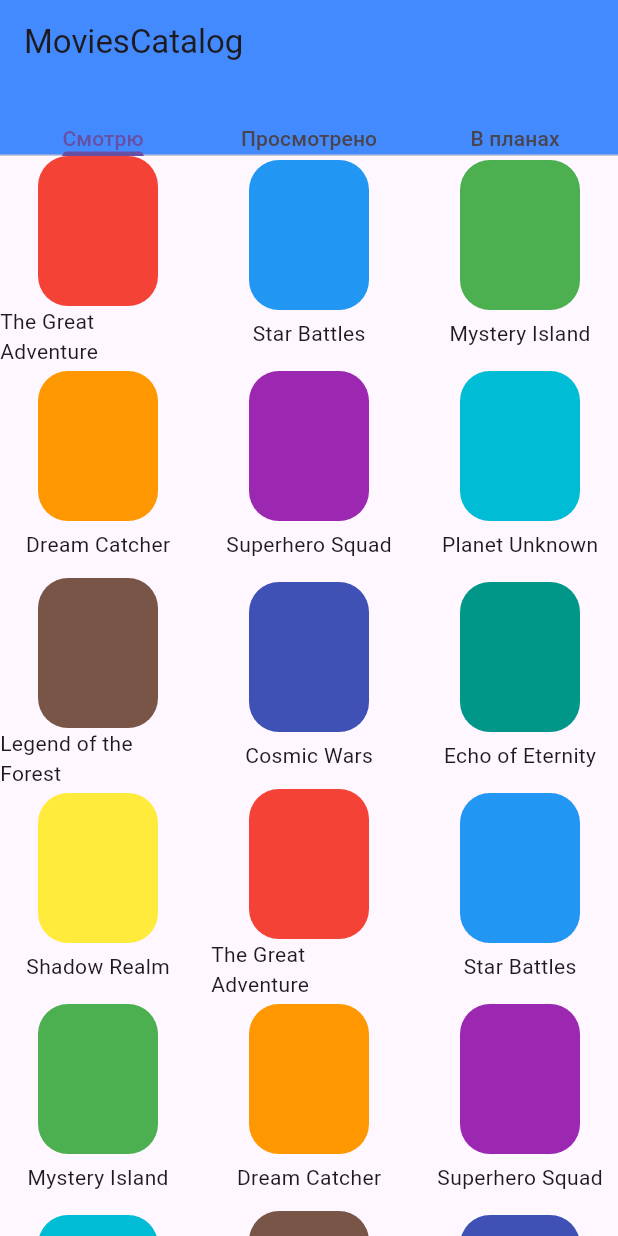
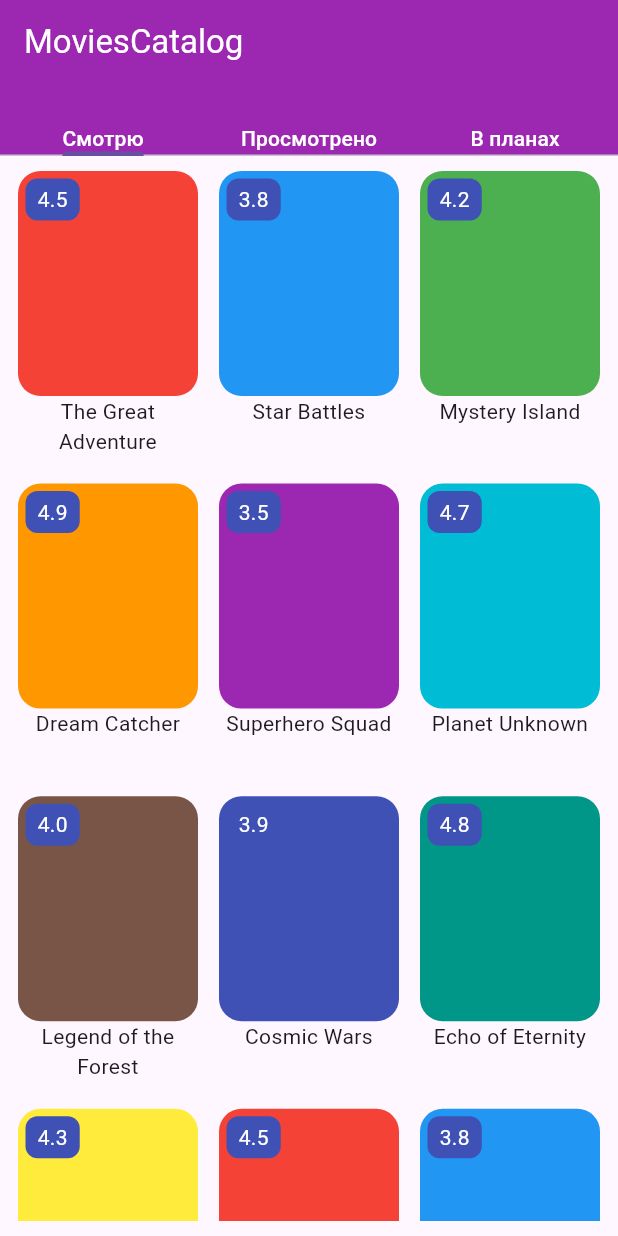
Before and after one commit to Iskander2323/movies_catalog, a Flutter app: the screen it shows after launch, on a phone screen of 412 x 824 dp. Run offline on Flutter 3.47's test engine with Material 3 defaults, Android fonts, the phone set to English and light mode, and no system bars; our stand-ins replace bloc, equatable, flutter_bloc, go_router.

Commit message:
improver the gridview

```diff
--- a/lib/app.dart
+++ b/lib/app.dart
@@ -11,6 +11,7 @@ class App extends StatelessWidget {
     return BlocProvider(
         create: (context) => MoviesCatalogBloc(),
         child: MaterialApp.router(
+          debugShowCheckedModeBanner: false,
           routerConfig: routes,
         ));
   }
--- a/lib/components/home_page.dart
+++ b/lib/components/home_page.dart
@@ -15,17 +15,31 @@ class _HomePageState extends State<HomePage> {
       length: 3,
       child: Scaffold(
           appBar: AppBar(
-            title: Text('MoviesCatalog'),
-            backgroundColor: Colors.blueAccent,
+            title: Text(
+              'MoviesCatalog',
+              style: TextStyle(color: Colors.white),
+            ),
+            backgroundColor: Colors.purple,
             bottom: TabBar(
               tabs: [
-                Text('Смотрю'),
-                Text('Просмотрено'),
-                Text('В планах'),
+                Text(
+                  'Смотрю',
+                  style: TextStyle(color: Colors.white),
+                ),
+                Text(
+                  'Просмотрено',
+                  style: TextStyle(color: Colors.white),
+                ),
+                Text(
+                  'В планах',
+                  style: TextStyle(color: Colors.white),
+                ),
               ],
             ),
           ),
-          body: TabBarView(children: [
+          body: Padding(
+            padding: const EdgeInsets.all(10),
+            child: TabBarView(children: [
               MoviesGridView(),
               Center(
                 child: Text('Здесь фильмы которые ты посмотрел'),
@@ -33,7 +47,8 @@ class _HomePageState extends State<HomePage> {
               Center(
                 child: Text('Здесь фильмы которые ты планируешь смотреть'),
               )
-          ])),
+            ]),
+          )),
     );
   }
 }
--- a/lib/components/ui/card_item.dart
+++ b/lib/components/ui/card_item.dart
@@ -12,20 +12,41 @@ class CardItem extends StatefulWidget {
 class _CardItemState extends State<CardItem> {
   @override
   Widget build(BuildContext context) {
-    return SizedBox(
-      height: 170,
+    return Container(
+      // decoration: BoxDecoration(border: Border.all()),
+      height: 150,
       width: 80,
       child: Column(
-        mainAxisAlignment: MainAxisAlignment.spaceAround,
+        mainAxisAlignment: MainAxisAlignment.start,
         children: [
-          Container(
-            width: 80,
-            height: 100,
-            decoration: BoxDecoration(
-                color: widget.movieCardModel.picture,
-                borderRadius: BorderRadius.all(Radius.circular(20))),
+          Stack(children: [
+            Container(
+              width: 120,
+              height: 150,
+              decoration: BoxDecoration(
+                  color: widget.movieCardModel.picture,
+                  borderRadius: BorderRadius.all(Radius.circular(15))),
+            ),
+            Positioned(
+                top: 5,
+                left: 5,
+                child: Container(
+                  padding:
+                      const EdgeInsets.symmetric(horizontal: 8, vertical: 4),
+                  decoration: BoxDecoration(
+                    color: Colors.indigo,
+                    borderRadius: BorderRadius.circular(8),
+                  ),
+                  child: Text(
+                    widget.movieCardModel.rating.toString(),
+                    style: TextStyle(color: Colors.white),
+                  ),
+                )),
+          ]),
+          Text(
+            widget.movieCardModel.title,
+            textAlign: TextAlign.center,
           ),
-          Text(widget.movieCardModel.title),
         ],
       ),
     );
--- a/lib/components/ui/grid_view.dart
+++ b/lib/components/ui/grid_view.dart
@@ -45,7 +45,10 @@ class _MoviesGridViewState extends State<MoviesGridView> {
   Widget build(BuildContext context) {
     return GridView.builder(
       gridDelegate: SliverGridDelegateWithFixedCrossAxisCount(
-          crossAxisCount: 3, mainAxisSpacing: 10, crossAxisSpacing: 10),
+          crossAxisCount: 3,
+          mainAxisSpacing: 10,
+          crossAxisSpacing: 10,
+          childAspectRatio: 1 / 1.6),
       itemBuilder: (context, index) {
         return CardItem(movieCardModel: movies[index]);
       },
```
Lines whose indentation alone changed are shown as unchanged.
